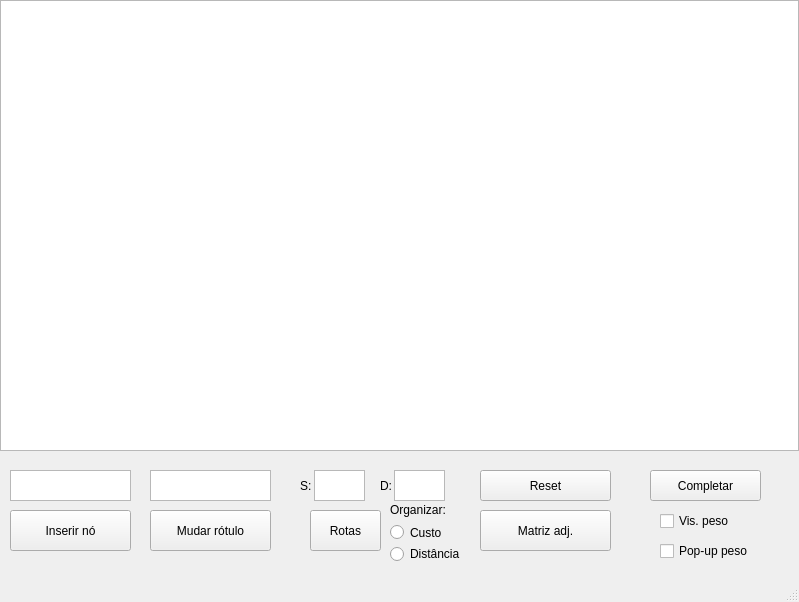
Qt form mainwindow.ui (juliaaviee/graphDraw) before a commit.
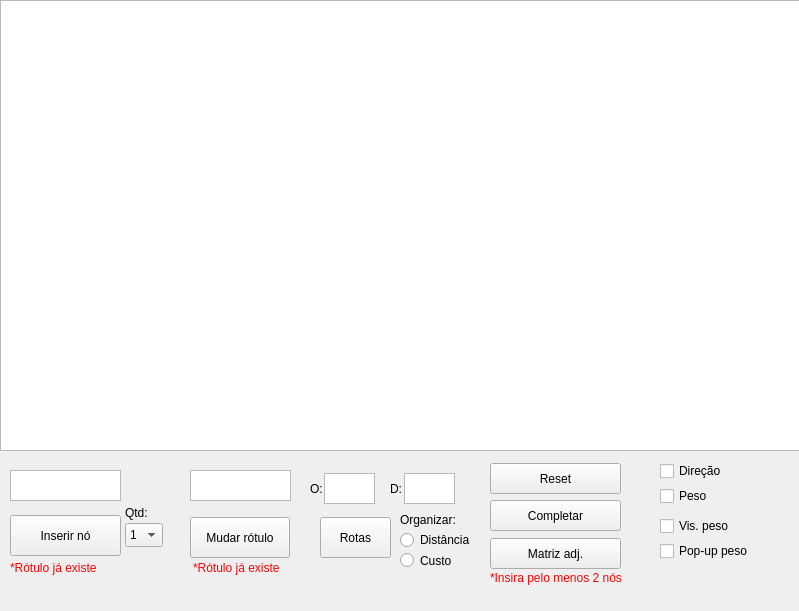
The same form after that commit. Icons and pictures are not drawn.

```diff
--- a/mainwindow.ui
+++ b/mainwindow.ui
@@ -7,7 +7,7 @@
     <x>0</x>
     <y>0</y>
     <width>799</width>
-    <height>602</height>
+    <height>611</height>
    </rect>
   </property>
   <property name="windowTitle">
@@ -22,7 +22,7 @@
      <rect>
       <x>0</x>
       <y>0</y>
-      <width>799</width>
+      <width>800</width>
       <height>451</height>
      </rect>
     </property>
@@ -31,8 +31,8 @@
     <property name="geometry">
      <rect>
       <x>10</x>
-      <y>510</y>
-      <width>121</width>
+      <y>515</y>
+      <width>111</width>
       <height>41</height>
      </rect>
     </property>
@@ -45,7 +45,7 @@
      <rect>
       <x>10</x>
       <y>470</y>
-      <width>121</width>
+      <width>111</width>
       <height>31</height>
      </rect>
     </property>
@@ -53,8 +53,8 @@
    <widget class="QPushButton" name="reset">
     <property name="geometry">
      <rect>
-      <x>480</x>
-      <y>470</y>
+      <x>490</x>
+      <y>463</y>
       <width>131</width>
       <height>31</height>
      </rect>
@@ -66,9 +66,9 @@
    <widget class="QPushButton" name="changeName">
     <property name="geometry">
      <rect>
-      <x>150</x>
-      <y>510</y>
-      <width>121</width>
+      <x>190</x>
+      <y>517</y>
+      <width>100</width>
       <height>41</height>
      </rect>
     </property>
@@ -79,9 +79,9 @@
    <widget class="QTextEdit" name="newName">
     <property name="geometry">
      <rect>
-      <x>150</x>
+      <x>190</x>
       <y>470</y>
-      <width>121</width>
+      <width>101</width>
       <height>31</height>
      </rect>
     </property>
@@ -89,10 +89,10 @@
    <widget class="QPushButton" name="showMatrix">
     <property name="geometry">
      <rect>
-      <x>480</x>
-      <y>510</y>
+      <x>490</x>
+      <y>538</y>
       <width>131</width>
-      <height>41</height>
+      <height>31</height>
      </rect>
     </property>
     <property name="text">
@@ -102,8 +102,8 @@
    <widget class="QPushButton" name="routes">
     <property name="geometry">
      <rect>
-      <x>310</x>
-      <y>510</y>
+      <x>320</x>
+      <y>517</y>
       <width>71</width>
       <height>41</height>
      </rect>
@@ -115,8 +115,8 @@
    <widget class="QTextEdit" name="src">
     <property name="geometry">
      <rect>
-      <x>314</x>
-      <y>470</y>
+      <x>324</x>
+      <y>473</y>
       <width>51</width>
       <height>31</height>
      </rect>
@@ -125,8 +125,8 @@
    <widget class="QTextEdit" name="dst">
     <property name="geometry">
      <rect>
-      <x>394</x>
-      <y>470</y>
+      <x>404</x>
+      <y>473</y>
       <width>51</width>
       <height>31</height>
      </rect>
@@ -135,21 +135,21 @@
    <widget class="QLabel" name="label">
     <property name="geometry">
      <rect>
-      <x>300</x>
-      <y>470</y>
+      <x>310</x>
+      <y>473</y>
       <width>16</width>
       <height>31</height>
      </rect>
     </property>
     <property name="text">
-     <string>S:</string>
+     <string>O:</string>
     </property>
    </widget>
    <widget class="QLabel" name="label_2">
     <property name="geometry">
      <rect>
-      <x>380</x>
-      <y>470</y>
+      <x>390</x>
+      <y>473</y>
       <width>20</width>
       <height>31</height>
      </rect>
@@ -161,8 +161,8 @@
    <widget class="QRadioButton" name="sortCost">
     <property name="geometry">
      <rect>
-      <x>390</x>
-      <y>522</y>
+      <x>400</x>
+      <y>550</y>
       <width>51</width>
       <height>21</height>
      </rect>
@@ -174,8 +174,8 @@
    <widget class="QRadioButton" name="sortLen">
     <property name="geometry">
      <rect>
-      <x>390</x>
-      <y>544</y>
+      <x>400</x>
+      <y>530</y>
       <width>71</width>
       <height>20</height>
      </rect>
@@ -187,8 +187,8 @@
    <widget class="QLabel" name="label_3">
     <property name="geometry">
      <rect>
-      <x>390</x>
-      <y>500</y>
+      <x>400</x>
+      <y>510</y>
       <width>61</width>
       <height>20</height>
      </rect>
@@ -201,7 +201,7 @@
     <property name="geometry">
      <rect>
       <x>660</x>
-      <y>510</y>
+      <y>515</y>
       <width>81</width>
       <height>22</height>
      </rect>
@@ -226,9 +226,9 @@
    <widget class="QPushButton" name="complete">
     <property name="geometry">
      <rect>
-      <x>650</x>
-      <y>470</y>
-      <width>111</width>
+      <x>490</x>
+      <y>500</y>
+      <width>131</width>
       <height>31</height>
      </rect>
     </property>
@@ -236,8 +236,170 @@
      <string>Completar</string>
     </property>
    </widget>
+   <widget class="QComboBox" name="insertAmount">
+    <property name="geometry">
+     <rect>
+      <x>125</x>
+      <y>523</y>
+      <width>38</width>
+      <height>24</height>
+     </rect>
+    </property>
+    <item>
+     <property name="text">
+      <string>1</string>
+     </property>
+    </item>
+    <item>
+     <property name="text">
+      <string>2</string>
+     </property>
+    </item>
+    <item>
+     <property name="text">
+      <string>3</string>
+     </property>
+    </item>
+    <item>
+     <property name="text">
+      <string>4</string>
+     </property>
+    </item>
+    <item>
+     <property name="text">
+      <string>5</string>
+     </property>
+    </item>
+    <item>
+     <property name="text">
+      <string>6</string>
+     </property>
+    </item>
+    <item>
+     <property name="text">
+      <string>7</string>
+     </property>
+    </item>
+    <item>
+     <property name="text">
+      <string>8</string>
+     </property>
+    </item>
+    <item>
+     <property name="text">
+      <string>9</string>
+     </property>
+    </item>
+    <item>
+     <property name="text">
+      <string>10</string>
+     </property>
+    </item>
+   </widget>
+   <widget class="QLabel" name="label_4">
+    <property name="geometry">
+     <rect>
+      <x>125</x>
+      <y>505</y>
+      <width>31</width>
+      <height>16</height>
+     </rect>
+    </property>
+    <property name="text">
+     <string>Qtd:</string>
+    </property>
+   </widget>
+   <widget class="QLabel" name="insertionEr">
+    <property name="geometry">
+     <rect>
+      <x>10</x>
+      <y>560</y>
+      <width>91</width>
+      <height>16</height>
+     </rect>
+    </property>
+    <property name="styleSheet">
+     <string notr="true">color: red;</string>
+    </property>
+    <property name="text">
+     <string>*Rótulo já existe</string>
+    </property>
+   </widget>
+   <widget class="QLabel" name="insertionEr1">
+    <property name="geometry">
+     <rect>
+      <x>193</x>
+      <y>560</y>
+      <width>91</width>
+      <height>16</height>
+     </rect>
+    </property>
+    <property name="styleSheet">
+     <string notr="true">color: red;</string>
+    </property>
+    <property name="text">
+     <string>*Rótulo já existe</string>
+    </property>
+   </widget>
+   <widget class="QCheckBox" name="enDirection">
+    <property name="geometry">
+     <rect>
+      <x>660</x>
+      <y>460</y>
+      <width>61</width>
+      <height>22</height>
+     </rect>
+    </property>
+    <property name="text">
+     <string>Direção</string>
+    </property>
+   </widget>
+   <widget class="QCheckBox" name="enWeight">
+    <property name="geometry">
+     <rect>
+      <x>660</x>
+      <y>485</y>
+      <width>51</width>
+      <height>22</height>
+     </rect>
+    </property>
+    <property name="text">
+     <string>Peso</string>
+    </property>
+   </widget>
+   <widget class="QLabel" name="routeEr">
+    <property name="geometry">
+     <rect>
+      <x>320</x>
+      <y>570</y>
+      <width>141</width>
+      <height>16</height>
+     </rect>
+    </property>
+    <property name="styleSheet">
+     <string notr="true">color: red;</string>
+    </property>
+    <property name="text">
+     <string/>
+    </property>
+   </widget>
+   <widget class="QLabel" name="matrixEr">
+    <property name="geometry">
+     <rect>
+      <x>490</x>
+      <y>570</y>
+      <width>141</width>
+      <height>16</height>
+     </rect>
+    </property>
+    <property name="styleSheet">
+     <string notr="true">color: red;</string>
+    </property>
+    <property name="text">
+     <string>*Insira pelo menos 2 nós</string>
+    </property>
+   </widget>
   </widget>
-  <widget class="QStatusBar" name="statusbar"/>
  </widget>
  <resources/>
  <connections/>
```
